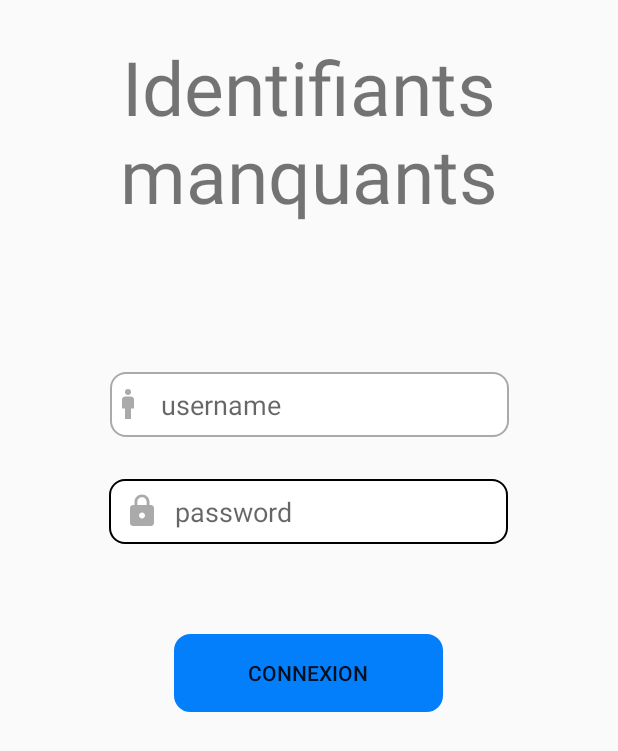
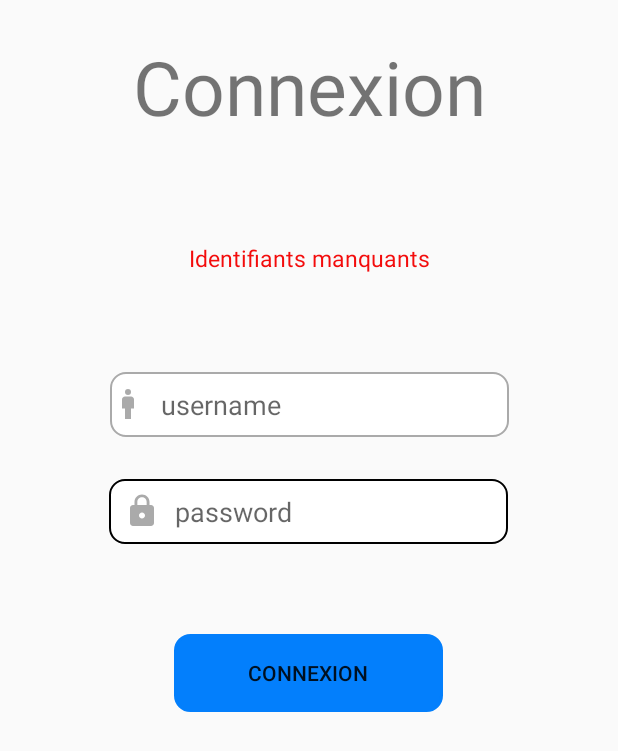
Before and after one commit to WrokSon/projetm1android, an Android app: the screen it shows after launch (Connexion), after a tap on "CONNEXION", on a phone screen of 412 x 824 dp. Shown: the top 751 px of the screen. Run offline under Robolectric (Android 15) with nearby library versions, the phone set to English and light mode, and no system bars.

Commit message:
[FIX] texte connexion

```diff
--- a/app/src/main/res/layout/activity_connexion.xml
+++ b/app/src/main/res/layout/activity_connexion.xml
@@ -7,25 +7,31 @@
     tools:context=".views.Connexion">
 
     <TextView
-        android:id="@+id/titlecon"
+        android:id="@+id/textView"
         android:layout_width="wrap_content"
         android:layout_height="wrap_content"
         android:layout_marginTop="24dp"
+        android:gravity="center"
         android:text="Connexion"
         android:textSize="50dp"
-        android:gravity="center"
         app:layout_constraintEnd_toEndOf="parent"
         app:layout_constraintStart_toStartOf="parent"
         app:layout_constraintTop_toTopOf="parent" />
+
     <TextView
-        android:layout_width="wrap_content"
-        android:layout_height="wrap_content"
-        android:layout_marginTop="24dp"
+        android:id="@+id/titlecon"
+        android:layout_width="333dp"
+        android:layout_height="48dp"
+        android:layout_marginTop="35dp"
+        android:gravity="center"
         android:text=""
-        android:background="#CC655E"
+        android:textSize="15dp"
+        android:textColor="#F30c0c"
+        app:layout_constraintBottom_toTopOf="@+id/user"
         app:layout_constraintEnd_toEndOf="parent"
         app:layout_constraintStart_toStartOf="parent"
-        app:layout_constraintTop_toBottomOf="@id/titlecon" />
+        app:layout_constraintTop_toBottomOf="@+id/textView"
+        app:layout_constraintVertical_bias="0.291" />
 
     <Button
         android:id="@+id/btn_connexion"
```
